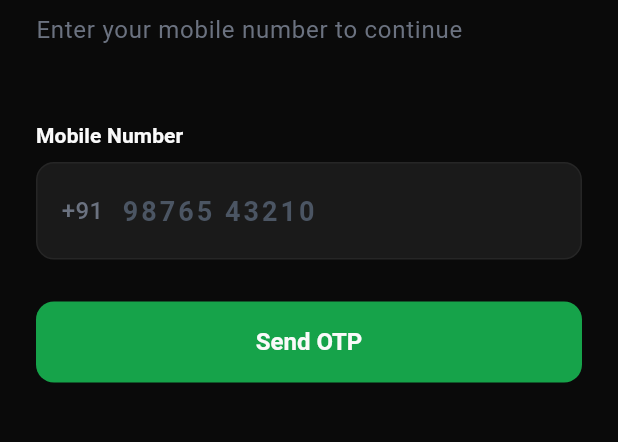
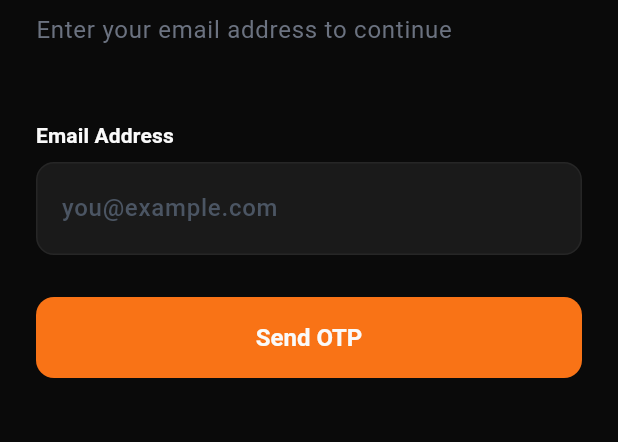
Before and after one commit to yiworldapp/yiworld, a Flutter app: the screen it shows after launch, on a phone screen of 412 x 824 dp, the part 330-772 px from its top. Run offline on Flutter 3.47's test engine with Material 3 defaults, Android fonts, the phone set to English and light mode, and no system bars; our stand-ins replace cached_network_image, chewie, confetti, flutter_dotenv, flutter_riverpod, font_awesome_flutter and 8 more; missing offline and left inert: dart:html, syncfusion_flutter_pdfviewer, video_thumbnail; accounts and stored records are empty; generated files the repository leaves out were written again.

Commit message:
feat: add Flutter web support, email OTP login, orange theme, web hosting
- Switch auth from phone OTP to email OTP (Supabase email magic link)
- Add hardcoded test account bypass for Google Play Store review
- Add change email flow with OTP verification
- Make primary phone editable, primary email readonly in onboarding/profile
- Change app primary color to orange (saffron theme), keep green for accents
- Add Flutter web platform support (web/ folder)
- Fix video_thumbnail for web using conditional imports + HTML canvas
- Fix image picker to use Uint8List bytes (works on web + mobile)
- Fix SystemChrome orientation lock to skip on web
- Add .htaccess for Hostinger SPA routing
- Constrain web layout to 520px centered with black background
- Add custom-sms Edge Function for 2Factor.in OTP delivery
- Update app icon to yi_logo.png with adaptive foreground scale 0.5
- Update privileges screen to hide tabs when no data
- Hide offer description and in-store badge from offline offer cards

Co-Authored-By: Claude Sonnet 4.6 <noreply@anthropic.com>

```diff
--- a/yi_app/lib/app.dart
+++ b/yi_app/lib/app.dart
@@ -15,6 +15,16 @@ class YIApp extends ConsumerWidget {
       debugShowCheckedModeBanner: false,
       theme: AppTheme.darkTheme,
       routerConfig: router,
+      // On desktop/web: constrain to mobile width and center it
+      builder: (context, child) => ColoredBox(
+        color: const Color(0xFF0A0A0A),
+        child: Center(
+          child: ConstrainedBox(
+            constraints: const BoxConstraints(maxWidth: 520),
+            child: child!,
+          ),
+        ),
+      ),
     );
   }
 }
--- a/yi_app/lib/core/router/app_router.dart
+++ b/yi_app/lib/core/router/app_router.dart
@@ -19,6 +19,7 @@ import '../../features/chat/screens/chat_screen.dart';
 import '../../features/profile/screens/profile_screen.dart';
 import '../../features/profile/screens/edit_profile_screen.dart';
 import '../../features/profile/screens/change_phone_screen.dart';
+import '../../features/profile/screens/change_email_screen.dart';
 import '../../features/menu/screens/menu_screen.dart';
 import '../../features/menu/screens/mous_screen.dart';
 
@@ -76,7 +77,7 @@ GoRouter appRouter(AppRouterRef ref) {
         builder: (ctx, state) {
           final extra = state.extra as Map<String, dynamic>? ?? {};
           return OtpVerifyScreen(
-            phone: extra['phone'] as String? ?? '',
+            email: extra['email'] as String? ?? '',
             isSignUp: extra['isSignUp'] as bool? ?? false,
           );
         },
@@ -168,6 +169,11 @@ GoRouter appRouter(AppRouterRef ref) {
                 name: 'change-phone',
                 builder: (ctx, state) => const ChangePhoneScreen(),
               ),
+              GoRoute(
+                path: 'change-email',
+                name: 'change-email',
+                builder: (ctx, state) => const ChangeEmailScreen(),
+              ),
             ],
           ),
         ],
--- a/yi_app/lib/core/theme/app_colors.dart
+++ b/yi_app/lib/core/theme/app_colors.dart
@@ -9,13 +9,17 @@ class AppColors {
   static const Color surfaceAlt = Color(0xFF1A1A1A);
   static const Color card       = Color(0xFF141414);
 
-  // Brand
-  static const Color green      = Color(0xFF16A34A);
-  static const Color greenLight = Color(0xFF22C55E);
-  static const Color greenMuted = Color(0xFF166534);
+  // Brand — primary is orange, secondary green kept for badges/success
+  static const Color green      = Color(0xFFF97316); // primary action colour (orange)
+  static const Color greenLight = Color(0xFFFB923C); // lighter orange
+  static const Color greenMuted = Color(0xFFEA580C); // darker orange
 
   static const Color orange     = Color(0xFFF97316);
   static const Color orangeMuted= Color(0xFF9A3412);
+
+  // Keep real green for success states & vertical badges
+  static const Color accentGreen      = Color(0xFF16A34A);
+  static const Color accentGreenLight = Color(0xFF22C55E);
 
   static const Color yellow     = Color(0xFFEAB308);
   static const Color yellowMuted= Color(0xFF854D0E);
@@ -31,7 +35,7 @@ class AppColors {
 
   // Status
   static const Color error      = Color(0xFFEF4444);
-  static const Color success    = Color(0xFF22C55E);
+  static const Color success    = Color(0xFF16A34A);
   static const Color warning    = Color(0xFFF59E0B);
 
 }
--- a/yi_app/lib/features/auth/screens/login_screen.dart
+++ b/yi_app/lib/features/auth/screens/login_screen.dart
@@ -1,5 +1,4 @@
 import 'package:flutter/material.dart';
-import 'package:flutter/services.dart';
 import 'package:go_router/go_router.dart';
 import 'package:supabase_flutter/supabase_flutter.dart';
 
@@ -13,30 +12,45 @@ class LoginScreen extends StatefulWidget {
 }
 
 class _LoginScreenState extends State<LoginScreen> {
-  final _phoneCtrl = TextEditingController();
-  final _phoneFocus = FocusNode();
+  final _emailCtrl = TextEditingController();
+  final _emailFocus = FocusNode();
   bool _loading = false;
   String _error = '';
 
   @override
   void dispose() {
-    _phoneCtrl.dispose();
-    _phoneFocus.dispose();
+    _emailCtrl.dispose();
+    _emailFocus.dispose();
     super.dispose();
   }
 
-  Future<void> _sendOtp(bool isSignUp) async {
-    final phone = '+91${_phoneCtrl.text.trim()}';
-    if (_phoneCtrl.text.trim().length != 10) {
-      setState(() => _error = 'Enter a valid 10-digit mobile number');
+  Future<void> _sendOtp() async {
+    final email = _emailCtrl.text.trim();
+    if (email.isEmpty || !email.contains('@')) {
+      setState(() => _error = 'Enter a valid email address');
       return;
     }
     setState(() { _loading = true; _error = ''; });
 
+    // ── TEST ACCOUNT BYPASS ──────────────────────────────────────────────────
+    // Hardcoded reviewer account for Google Play Store review process.
+    // Entering this email skips sending a real OTP — the actual Supabase
+    // sign-in happens in otp_verify_screen via signInWithPassword when the
+    // hardcoded OTP "123456" is entered. Do not remove without updating
+    // Play Store test credentials in the developer console.
+    if (email == 'yiworldapp@gmail.com') {
+      if (mounted) {
+        setState(() => _loading = false);
+        context.pushNamed('otp', extra: {'email': email});
+      }
+      return;
+    }
+    // ────────────────────────────────────────────────────────────────────────
+
     try {
-      await Supabase.instance.client.auth.signInWithOtp(phone: phone);
+      await Supabase.instance.client.auth.signInWithOtp(email: email);
       if (mounted) {
-        context.pushNamed('otp', extra: {'phone': phone, 'isSignUp': isSignUp});
+        context.pushNamed('otp', extra: {'email': email});
       }
     } catch (e) {
       setState(() => _error = e.toString());
@@ -81,62 +95,43 @@ class _LoginScreenState extends State<LoginScreen> {
               ),
               const SizedBox(height: 8),
               Text(
-                'Enter your mobile number to continue',
+                'Enter your email address to continue',
                 style: Theme.of(context).textTheme.bodyLarge?.copyWith(color: AppColors.textMuted),
               ),
               const SizedBox(height: 48),
 
-              // Phone input
-              Text('Mobile Number', style: Theme.of(context).textTheme.labelLarge),
+              // Email input
+              Text('Email Address', style: Theme.of(context).textTheme.labelLarge),
               const SizedBox(height: 8),
               ListenableBuilder(
-                listenable: _phoneFocus,
+                listenable: _emailFocus,
                 builder: (context, _) => Container(
                   decoration: BoxDecoration(
                     color: AppColors.surfaceAlt,
                     borderRadius: BorderRadius.circular(12),
                     border: Border.all(
-                      color: _phoneFocus.hasFocus ? AppColors.green : AppColors.border,
-                      width: _phoneFocus.hasFocus ? 1.5 : 1,
+                      color: _emailFocus.hasFocus ? AppColors.green : AppColors.border,
+                      width: _emailFocus.hasFocus ? 1.5 : 1,
                     ),
                   ),
-                  child: Row(
-                    children: [
-                      const Padding(
-                        padding: EdgeInsets.only(left: 16),
-                        child: Text(
-                          '+91',
-                          style: TextStyle(
-                            fontSize: 16, color: AppColors.textMuted,
-                            fontWeight: FontWeight.w500,
-                          ),
-                        ),
-                      ),
-                      Expanded(
                   child: TextField(
-                          focusNode: _phoneFocus,
-                          controller: _phoneCtrl,
-                          keyboardType: TextInputType.phone,
-                          inputFormatters: [
-                            FilteringTextInputFormatter.digitsOnly,
-                            LengthLimitingTextInputFormatter(10),
-                          ],
+                    focusNode: _emailFocus,
+                    controller: _emailCtrl,
+                    keyboardType: TextInputType.emailAddress,
+                    autocorrect: false,
                     style: const TextStyle(
-                            fontSize: 18, fontWeight: FontWeight.w600,
-                            color: AppColors.white, letterSpacing: 2,
+                      fontSize: 16, fontWeight: FontWeight.w500,
+                      color: AppColors.white,
                     ),
                     decoration: const InputDecoration(
-                            hintText: '98765 43210',
-                            hintStyle: TextStyle(color: AppColors.textHint, letterSpacing: 2),
+                      hintText: 'you@example.com',
+                      hintStyle: TextStyle(color: AppColors.textHint),
                       border: InputBorder.none,
                       enabledBorder: InputBorder.none,
                       focusedBorder: InputBorder.none,
                       filled: false,
-                            contentPadding: EdgeInsets.symmetric(horizontal: 12, vertical: 18),
+                      contentPadding: EdgeInsets.symmetric(horizontal: 16, vertical: 18),
                     ),
-                        ),
-                      ),
-                    ],
                   ),
                 ),
               ),
@@ -164,7 +159,7 @@ class _LoginScreenState extends State<LoginScreen> {
                 width: double.infinity,
                 height: 54,
                 child: ElevatedButton(
-                  onPressed: _loading ? null : () => _sendOtp(false),
+                  onPressed: _loading ? null : _sendOtp,
                   style: ElevatedButton.styleFrom(
                     backgroundColor: AppColors.green,
                     disabledBackgroundColor: AppColors.green.withOpacity(0.5),
@@ -182,7 +177,6 @@ class _LoginScreenState extends State<LoginScreen> {
                       ),
                 ),
               ),
-
             ],
           ),
         ),
--- a/yi_app/lib/features/auth/screens/otp_verify_screen.dart
+++ b/yi_app/lib/features/auth/screens/otp_verify_screen.dart
@@ -6,10 +6,10 @@ import 'package:supabase_flutter/supabase_flutter.dart';
 import '../../../core/theme/app_colors.dart';
 
 class OtpVerifyScreen extends StatefulWidget {
-  final String phone;
+  final String email;
   final bool isSignUp;
 
-  const OtpVerifyScreen({super.key, required this.phone, required this.isSignUp});
+  const OtpVerifyScreen({super.key, required this.email, this.isSignUp = false});
 
   @override
   State<OtpVerifyScreen> createState() => _OtpVerifyScreenState();
@@ -18,21 +18,41 @@ class OtpVerifyScreen extends StatefulWidget {
 class _OtpVerifyScreenState extends State<OtpVerifyScreen> {
   bool _loading = false;
   String _error = '';
-  String _otp = '';
 
   Future<void> _verifyOtp(String otp) async {
     if (otp.length != 6) return;
     setState(() { _loading = true; _error = ''; });
 
+    // ── TEST ACCOUNT BYPASS ──────────────────────────────────────────────────
+    // If this is the hardcoded reviewer account (for Google Play Store review),
+    // sign in using password auth instead of OTP. The hardcoded OTP "123456"
+    // acts as the trigger — real auth still happens via Supabase session so
+    // all route guards pass normally. We skip the profile/onboarding check
+    // and go straight to events since this is a pre-seeded test account.
+    if (widget.email == 'yiworldapp@gmail.com' && otp == '123456') {
+      try {
+        await Supabase.instance.client.auth.signInWithPassword(
+          email: 'yiworldapp@gmail.com',
+          password: '1234567890',
+        );
+        if (mounted) context.go('/events');
+      } catch (e) {
+        setState(() => _error = 'Test account sign-in failed. Please contact the developer.');
+      } finally {
+        if (mounted) setState(() => _loading = false);
+      }
+      return;
+    }
+    // ────────────────────────────────────────────────────────────────────────
+
     try {
       final response = await Supabase.instance.client.auth.verifyOTP(
-        phone: widget.phone,
+        email: widget.email,
         token: otp,
-        type: OtpType.sms,
+        type: OtpType.email,
       );
 
       if (response.session != null && mounted) {
-        // Check onboarding
         final userId = response.session!.user.id;
         final profile = await Supabase.instance.client
             .from('profiles')
@@ -92,7 +112,7 @@ class _OtpVerifyScreenState extends State<OtpVerifyScreen> {
               ),
               const SizedBox(height: 8),
               Text(
-                'We sent a 6-digit OTP to ${widget.phone}',
+                'We sent a 6-digit OTP to ${widget.email}',
                 style: Theme.of(context).textTheme.bodyLarge?.copyWith(color: AppColors.textMuted),
               ),
               const SizedBox(height: 48),
@@ -111,7 +131,6 @@ class _OtpVerifyScreenState extends State<OtpVerifyScreen> {
                   ),
                 ),
                 onCompleted: _verifyOtp,
-                onChanged: (val) => setState(() => _otp = val),
                 autofocus: true,
                 cursor: Column(
                   mainAxisAlignment: MainAxisAlignment.end,
@@ -147,7 +166,7 @@ class _OtpVerifyScreenState extends State<OtpVerifyScreen> {
               Center(
                 child: TextButton(
                   onPressed: () async {
-                    await Supabase.instance.client.auth.signInWithOtp(phone: widget.phone);
+                    await Supabase.instance.client.auth.signInWithOtp(email: widget.email);
                     if (mounted) {
                       ScaffoldMessenger.of(context).showSnackBar(
                         const SnackBar(content: Text('OTP resent')),
--- a/yi_app/lib/features/home/screens/home_screen.dart
+++ b/yi_app/lib/features/home/screens/home_screen.dart
@@ -200,11 +200,11 @@ class _HomeScreenState extends State<HomeScreen> {
                   children: [
                     Text(
                       'Young Indians',
-                      style: TextStyle(fontSize: 15, fontWeight: FontWeight.w700, color: AppColors.white, height: 1.2),
+                      style: TextStyle(fontSize: 15, fontWeight: FontWeight.w700, color: AppColors.orange, height: 1.2),
                     ),
                     Text(
                       'YI Kanpur Chapter',
-                      style: TextStyle(fontSize: 10, color: AppColors.textMuted, height: 1.2),
+                      style: TextStyle(fontSize: 10, color: AppColors.accentGreen, height: 1.2),
                     ),
                   ],
                 ),
--- /dev/null
+++ b/yi_app/lib/utils/video_thumb_helper.dart
@@ -0,0 +1,4 @@
+// Conditional export: web uses dart:html canvas, mobile uses video_thumbnail package.
+// Both export the same `getVideoThumbnail(String url) → Future<Uint8List?>` function.
+export 'video_thumb_helper_io.dart'
+    if (dart.library.html) 'video_thumb_helper_web.dart';
--- a/yi_app/pubspec.yaml
+++ b/yi_app/pubspec.yaml
@@ -64,10 +64,11 @@ dev_dependencies:
 flutter_launcher_icons:
   android: true
   ios: true
-  image_path: "assets/images/yi_icon_padded.png"
+  image_path: "assets/images/yi_logo.png"
   remove_alpha_ios: true
   adaptive_icon_background: "#FFFFFF"
-  adaptive_icon_foreground: "assets/images/yi_icon_padded.png"
+  adaptive_icon_foreground: "assets/images/yi_logo.png"
+  adaptive_icon_foreground_scale: 0.5
 
 flutter:
   uses-material-design: true
```
Also changed, not shown: yi_app/lib/features/event_detail/screens/event_detail_screen.dart (+2 -8 lines), yi_app/lib/features/onboarding/screens/onboarding_screen.dart (+28 -35 lines), yi_app/lib/features/privileges/screens/privileges_screen.dart (+55 -6 lines), yi_app/lib/features/profile/screens/change_email_screen.dart (added, +234 -0 lines), yi_app/lib/features/profile/screens/edit_profile_screen.dart (+32 -29 lines), yi_app/lib/main.dart (+8 -4 lines), yi_app/lib/utils/video_thumb_helper_io.dart (added, +12 -0 lines), yi_app/lib/utils/video_thumb_helper_web.dart (added, +55 -0 lines), 41 other files. Lines whose indentation alone changed are shown as unchanged.
